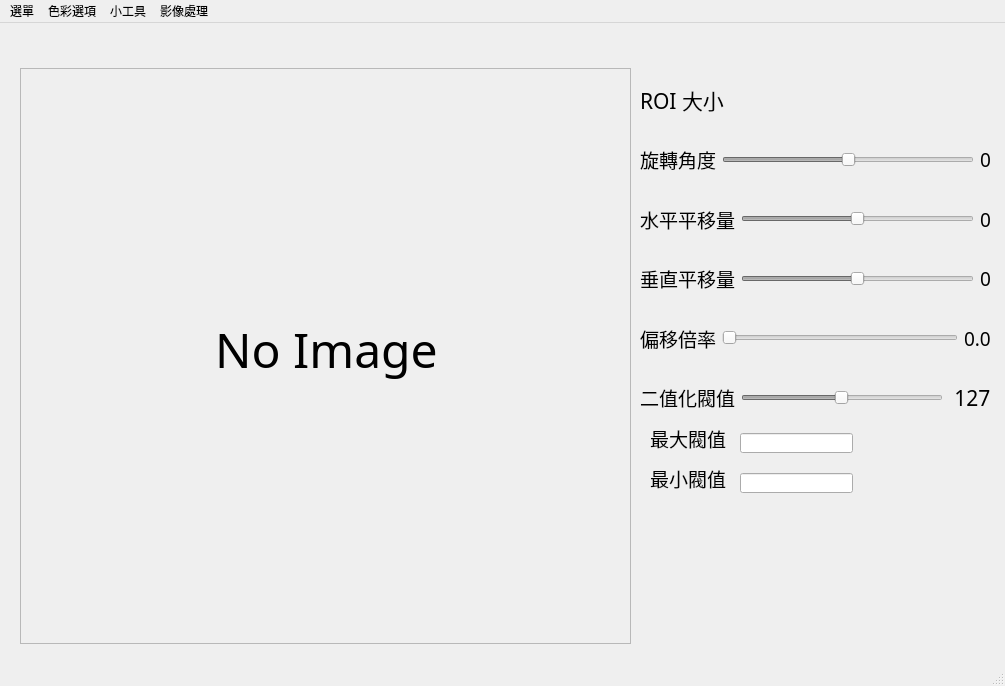
Night2155/ImageProcessing, file MainWindow_V3.ui: the form before one commit.
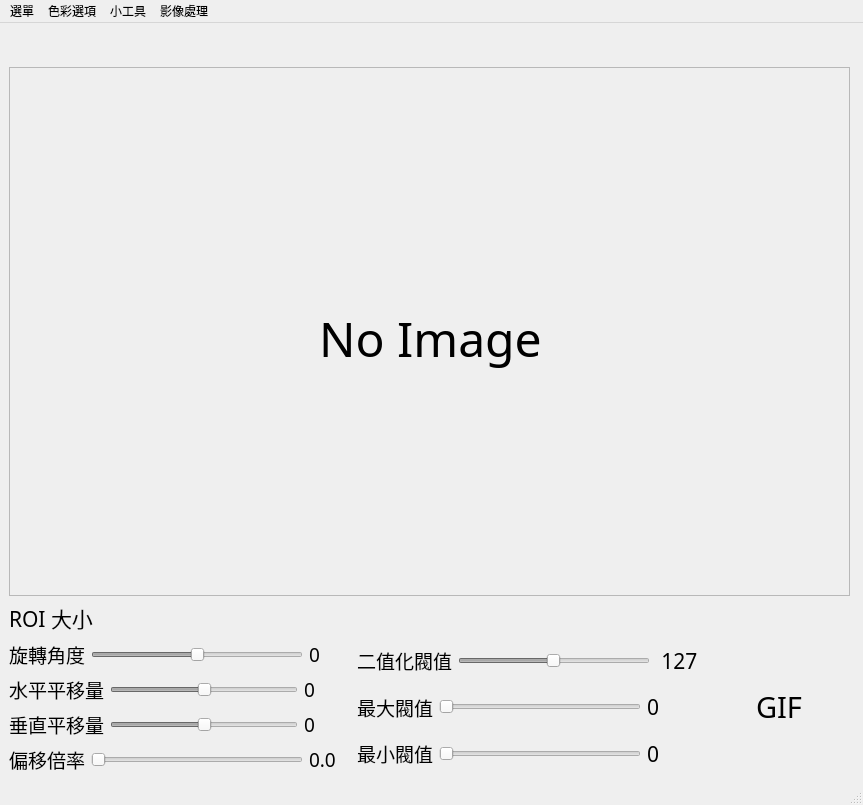
The form after the commit.

```diff
--- a/MainWindow_V3.ui
+++ b/MainWindow_V3.ui
@@ -6,8 +6,8 @@
    <rect>
     <x>0</x>
     <y>0</y>
-    <width>1005</width>
-    <height>686</height>
+    <width>863</width>
+    <height>805</height>
    </rect>
   </property>
   <property name="mouseTracking">
@@ -23,91 +23,8 @@
    <string notr="true"/>
   </property>
   <widget class="QWidget" name="centralwidget">
-   <widget class="QLabel" name="Gif_Label">
-    <property name="geometry">
-     <rect>
-      <x>660</x>
-      <y>500</y>
-      <width>150</width>
-      <height>110</height>
-     </rect>
-    </property>
-   </widget>
-   <widget class="QLineEdit" name="MaxValue">
-    <property name="geometry">
-     <rect>
-      <x>740</x>
-      <y>410</y>
-      <width>113</width>
-      <height>20</height>
-     </rect>
-    </property>
-    <property name="maxLength">
-     <number>3</number>
-    </property>
-   </widget>
-   <widget class="QLineEdit" name="MinValue">
-    <property name="geometry">
-     <rect>
-      <x>740</x>
-      <y>450</y>
-      <width>113</width>
-      <height>20</height>
-     </rect>
-    </property>
-    <property name="maxLength">
-     <number>3</number>
-    </property>
-   </widget>
-   <widget class="QLabel" name="label">
-    <property name="geometry">
-     <rect>
-      <x>650</x>
-      <y>400</y>
-      <width>91</width>
-      <height>31</height>
-     </rect>
-    </property>
-    <property name="font">
-     <font>
-      <family>Agency FB</family>
-      <pointsize>14</pointsize>
-     </font>
-    </property>
-    <property name="text">
-     <string>最大閥值</string>
-    </property>
-   </widget>
-   <widget class="QLabel" name="label_2">
-    <property name="geometry">
-     <rect>
-      <x>650</x>
-      <y>440</y>
-      <width>91</width>
-      <height>31</height>
-     </rect>
-    </property>
-    <property name="font">
-     <font>
-      <family>Agency FB</family>
-      <pointsize>14</pointsize>
-     </font>
-    </property>
-    <property name="text">
-     <string>最小閥值</string>
-    </property>
-   </widget>
-   <widget class="QWidget" name="">
-    <property name="geometry">
-     <rect>
-      <x>20</x>
-      <y>10</y>
-      <width>611</width>
-      <height>611</height>
-     </rect>
-    </property>
-    <layout class="QVBoxLayout" name="verticalLayout_3">
-     <item>
+   <layout class="QGridLayout" name="gridLayout" rowstretch="0,5,0">
+    <item row="0" column="0">
       <widget class="QLabel" name="Image_Info_label">
        <property name="font">
         <font>
@@ -120,10 +37,14 @@
        </property>
       </widget>
      </item>
-     <item>
-      <layout class="QVBoxLayout" name="verticalLayout">
-       <item>
+    <item row="1" column="0">
         <widget class="QScrollArea" name="scrollArea">
+      <property name="maximumSize">
+       <size>
+        <width>841</width>
+        <height>541</height>
+       </size>
+      </property>
          <property name="widgetResizable">
           <bool>true</bool>
          </property>
@@ -132,8 +53,8 @@
            <rect>
             <x>0</x>
             <y>0</y>
-            <width>605</width>
-            <height>573</height>
+         <width>839</width>
+         <height>539</height>
            </rect>
           </property>
           <widget class="QLabel" name="ImageLabel">
@@ -141,10 +62,16 @@
             <rect>
              <x>0</x>
              <y>0</y>
-             <width>611</width>
-             <height>561</height>
-            </rect>
-           </property>
+          <width>841</width>
+          <height>541</height>
+         </rect>
+        </property>
+        <property name="maximumSize">
+         <size>
+          <width>16777215</width>
+          <height>16777215</height>
+         </size>
+        </property>
            <property name="font">
             <font>
              <family>Agency FB</family>
@@ -170,20 +97,8 @@
          </widget>
         </widget>
        </item>
-      </layout>
-     </item>
-    </layout>
-   </widget>
-   <widget class="QWidget" name="">
-    <property name="geometry">
-     <rect>
-      <x>640</x>
-      <y>50</y>
-      <width>351</width>
-      <height>351</height>
-     </rect>
-    </property>
-    <layout class="QVBoxLayout" name="verticalLayout_2">
+    <item row="2" column="0">
+     <layout class="QVBoxLayout" name="verticalLayout_5">
      <item>
       <widget class="QLabel" name="ROI_Label">
        <property name="font">
@@ -199,7 +114,13 @@
       </widget>
      </item>
      <item>
-      <layout class="QHBoxLayout" name="horizontalLayout">
+       <layout class="QHBoxLayout" name="horizontalLayout_9">
+        <item>
+         <layout class="QHBoxLayout" name="horizontalLayout_8">
+          <item>
+           <layout class="QVBoxLayout" name="verticalLayout_2">
+            <item>
+             <layout class="QHBoxLayout" name="horizontalLayout" stretch="1,5,1">
        <item>
         <widget class="QLabel" name="label_3">
          <property name="font">
@@ -218,6 +139,12 @@
          <property name="enabled">
           <bool>false</bool>
          </property>
+                <property name="maximumSize">
+                 <size>
+                  <width>250</width>
+                  <height>16777215</height>
+                 </size>
+                </property>
          <property name="minimum">
           <number>-360</number>
          </property>
@@ -245,7 +172,7 @@
       </layout>
      </item>
      <item>
-      <layout class="QHBoxLayout" name="horizontalLayout_2">
+             <layout class="QHBoxLayout" name="horizontalLayout_2" stretch="1,4,1">
        <item>
         <widget class="QLabel" name="label_5">
          <property name="font">
@@ -264,6 +191,12 @@
          <property name="enabled">
           <bool>false</bool>
          </property>
+                <property name="maximumSize">
+                 <size>
+                  <width>250</width>
+                  <height>16777215</height>
+                 </size>
+                </property>
          <property name="minimum">
           <number>-400</number>
          </property>
@@ -294,7 +227,7 @@
       </layout>
      </item>
      <item>
-      <layout class="QHBoxLayout" name="horizontalLayout_3">
+             <layout class="QHBoxLayout" name="horizontalLayout_3" stretch="1,4,1">
        <item>
         <widget class="QLabel" name="label_6">
          <property name="font">
@@ -313,6 +246,12 @@
          <property name="enabled">
           <bool>false</bool>
          </property>
+                <property name="maximumSize">
+                 <size>
+                  <width>250</width>
+                  <height>16777215</height>
+                 </size>
+                </property>
          <property name="minimum">
           <number>-400</number>
          </property>
@@ -343,7 +282,7 @@
       </layout>
      </item>
      <item>
-      <layout class="QHBoxLayout" name="horizontalLayout_4">
+             <layout class="QHBoxLayout" name="horizontalLayout_4" stretch="1,5,1">
        <item>
         <widget class="QLabel" name="label_4">
          <property name="font">
@@ -362,6 +301,12 @@
          <property name="enabled">
           <bool>false</bool>
          </property>
+                <property name="maximumSize">
+                 <size>
+                  <width>250</width>
+                  <height>16777215</height>
+                 </size>
+                </property>
          <property name="minimum">
           <number>0</number>
          </property>
@@ -391,8 +336,12 @@
        </item>
       </layout>
      </item>
+           </layout>
+          </item>
      <item>
-      <layout class="QHBoxLayout" name="horizontalLayout_5">
+           <layout class="QVBoxLayout" name="verticalLayout_4">
+            <item>
+             <layout class="QHBoxLayout" name="horizontalLayout_5" stretch="1,5,1">
        <item>
         <widget class="QLabel" name="Text_label">
          <property name="font">
@@ -411,6 +360,12 @@
          <property name="enabled">
           <bool>false</bool>
          </property>
+                <property name="maximumSize">
+                 <size>
+                  <width>250</width>
+                  <height>16777215</height>
+                 </size>
+                </property>
          <property name="maximum">
           <number>255</number>
          </property>
@@ -440,15 +395,142 @@
        </item>
       </layout>
      </item>
-    </layout>
-   </widget>
+            <item>
+             <layout class="QHBoxLayout" name="horizontalLayout_6" stretch="1,4,1">
+              <item>
+               <widget class="QLabel" name="label">
+                <property name="font">
+                 <font>
+                  <family>Agency FB</family>
+                  <pointsize>14</pointsize>
+                 </font>
+                </property>
+                <property name="text">
+                 <string>最大閥值</string>
+                </property>
+               </widget>
+              </item>
+              <item>
+               <widget class="QSlider" name="MaxThresholdSlider">
+                <property name="maximumSize">
+                 <size>
+                  <width>250</width>
+                  <height>16777215</height>
+                 </size>
+                </property>
+                <property name="maximum">
+                 <number>400</number>
+                </property>
+                <property name="orientation">
+                 <enum>Qt::Horizontal</enum>
+                </property>
+               </widget>
+              </item>
+              <item>
+               <widget class="QLabel" name="MaxThresholdValue">
+                <property name="font">
+                 <font>
+                  <family>Agency FB</family>
+                  <pointsize>16</pointsize>
+                 </font>
+                </property>
+                <property name="text">
+                 <string>0</string>
+                </property>
+               </widget>
+              </item>
+             </layout>
+            </item>
+            <item>
+             <layout class="QHBoxLayout" name="horizontalLayout_7" stretch="1,4,1">
+              <item>
+               <widget class="QLabel" name="label_2">
+                <property name="font">
+                 <font>
+                  <family>Agency FB</family>
+                  <pointsize>14</pointsize>
+                 </font>
+                </property>
+                <property name="text">
+                 <string>最小閥值</string>
+                </property>
+               </widget>
+              </item>
+              <item>
+               <widget class="QSlider" name="MinThresholdSlider">
+                <property name="maximumSize">
+                 <size>
+                  <width>250</width>
+                  <height>16777215</height>
+                 </size>
+                </property>
+                <property name="maximum">
+                 <number>400</number>
+                </property>
+                <property name="orientation">
+                 <enum>Qt::Horizontal</enum>
+                </property>
+               </widget>
+              </item>
+              <item>
+               <widget class="QLabel" name="MinThresholdValue">
+                <property name="font">
+                 <font>
+                  <family>Agency FB</family>
+                  <pointsize>16</pointsize>
+                 </font>
+                </property>
+                <property name="text">
+                 <string>0</string>
+                </property>
+               </widget>
+              </item>
+             </layout>
+            </item>
+           </layout>
+          </item>
+         </layout>
+        </item>
+        <item>
+         <widget class="QLabel" name="Gif_Label">
+          <property name="minimumSize">
+           <size>
+            <width>150</width>
+            <height>110</height>
+           </size>
+          </property>
+          <property name="maximumSize">
+           <size>
+            <width>150</width>
+            <height>110</height>
+           </size>
+          </property>
+          <property name="font">
+           <font>
+            <family>Agency FB</family>
+            <pointsize>22</pointsize>
+           </font>
+          </property>
+          <property name="text">
+           <string>GIF</string>
+          </property>
+          <property name="alignment">
+           <set>Qt::AlignCenter</set>
+          </property>
+         </widget>
+        </item>
+       </layout>
+      </item>
+     </layout>
+    </item>
+   </layout>
   </widget>
   <widget class="QMenuBar" name="menubar">
    <property name="geometry">
     <rect>
      <x>0</x>
      <y>0</y>
-     <width>1005</width>
+     <width>863</width>
      <height>21</height>
     </rect>
    </property>
```
Lines whose indentation alone changed are shown as unchanged.
